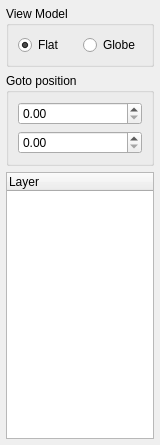
AMDmi3/gaia-legacy, file frontends/qgaia/ControlWidget.ui: the form before one commit.
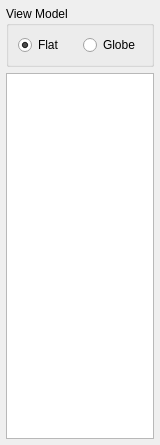
The form after the commit. Custom widgets are drawn as their Qt base class.

Commit message: * Cleanup qgaia sources (style, comments) * Remove GetCoordSpinbox (for now, will return it) * Remove Layer list (will use QListView instead of QListWidget)

The edit to the form file:
```diff
--- a/frontends/qgaia/ControlWidget.ui
+++ b/frontends/qgaia/ControlWidget.ui
@@ -58,68 +58,10 @@
     </widget>
    </item>
    <item>
-    <widget class="QGroupBox" name="m_GotoPositionGroup" >
-     <property name="title" >
-      <string>Goto position</string>
-     </property>
-     <property name="checkable" >
-      <bool>false</bool>
-     </property>
-     <layout class="QVBoxLayout" >
-      <property name="margin" >
-       <number>9</number>
-      </property>
-      <property name="spacing" >
-       <number>6</number>
-      </property>
-      <item>
-       <widget class="gaia::LongitudeSpinbox" name="m_XPosSpinbox" />
-      </item>
-      <item>
-       <widget class="gaia::LatitudeSpinbox" name="m_YPosSpinbox" />
-      </item>
-     </layout>
-    </widget>
-   </item>
-   <item>
-    <widget class="QTreeWidget" name="m_LayerTree" >
-     <property name="sizePolicy" >
-      <sizepolicy>
-       <hsizetype>7</hsizetype>
-       <vsizetype>7</vsizetype>
-       <horstretch>0</horstretch>
-       <verstretch>0</verstretch>
-      </sizepolicy>
-     </property>
-     <property name="rootIsDecorated" >
-      <bool>false</bool>
-     </property>
-     <property name="allColumnsShowFocus" >
-      <bool>true</bool>
-     </property>
-     <column>
-      <property name="text" >
-       <string>Layer</string>
-      </property>
-     </column>
-    </widget>
+    <widget class="QListView" name="layer_tree_" />
    </item>
   </layout>
  </widget>
- <customwidgets>
-  <customwidget>
-   <class>gaia::LatitudeSpinbox</class>
-   <extends>QDoubleSpinBox</extends>
-   <header>GeoCoordSpinbox.h</header>
-   <container>1</container>
-  </customwidget>
-  <customwidget>
-   <class>gaia::LongitudeSpinbox</class>
-   <extends>QDoubleSpinBox</extends>
-   <header>GeoCoordSpinbox.h</header>
-   <container>1</container>
-  </customwidget>
- </customwidgets>
  <resources/>
  <connections/>
 </ui>
```
Left out of the diff: 36 changed lines with no effect on the pictures. The commit also changes 8 other files.
